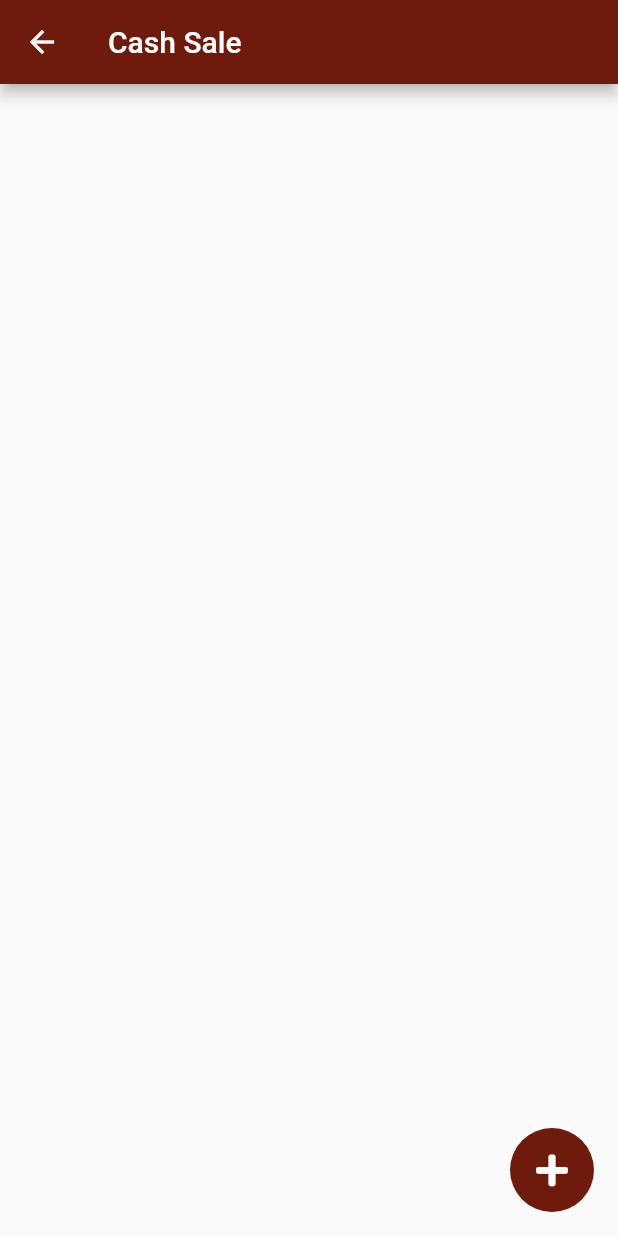
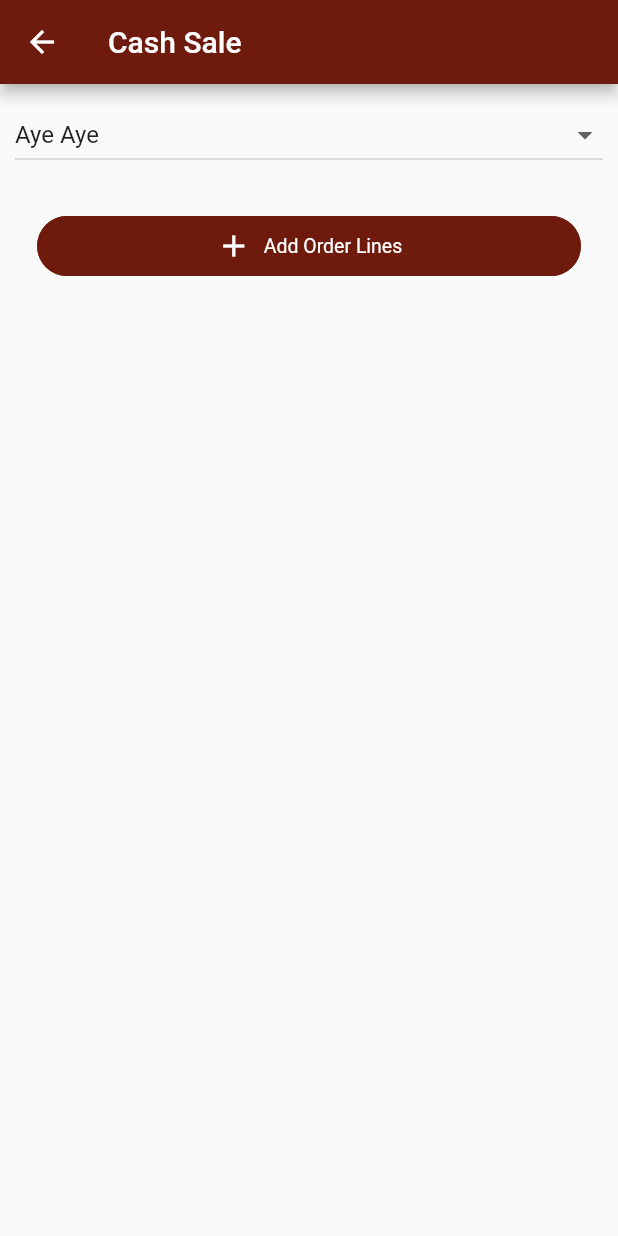
Before and after one commit to AyeChanMon8/ngweOakProject, a Flutter app: the CashSaleListPage screen opened directly, after a tap on an icon or button, on a phone screen of 412 x 824 dp. Run offline on Flutter 3.47's test engine with Material 2 defaults, Android fonts, the phone set to English and light mode, and no system bars; drawn by our look-alikes of getwidget; our stand-ins replace font_awesome_flutter, get, ionicons, salomon_bottom_bar.

Commit message:
cash sale form

```diff
--- /dev/null
+++ b/lib/pages/cash_sale/cash_sale_create_page.dart
@@ -0,0 +1,474 @@
+// @dart=2.9
+
+import 'package:flutter/material.dart';
+import 'package:get/get.dart';
+import 'package:getwidget/getwidget.dart';
+import 'package:ngwe_oak_project/utils/constants.dart';
+
+class CashSaleCreatePage extends StatefulWidget {
+  @override
+  State<CashSaleCreatePage> createState() => _CashSaleCreatePageState();
+}
+
+class _CashSaleCreatePageState extends State<CashSaleCreatePage> {
+  final _formKey = GlobalKey<FormState>();
+  final _formKeyParent = GlobalKey<FormState>();
+  String dropdownValue = 'Aye Aye';
+  String productDropdownValue = 'Coca-Cola';
+  @override
+  Widget build(BuildContext context) {
+    return Scaffold(
+      appBar: AppBar(
+          backgroundColor: kPrimaryColor,
+          title: Text(
+            'Cash Sale',
+            style: TextStyle(),
+          )),
+      body: Form(
+        key: _formKeyParent,
+        child: SingleChildScrollView(
+          child: Column(
+            crossAxisAlignment: CrossAxisAlignment.start,
+            children: [
+              Container(
+                margin:
+                    EdgeInsets.only(left: 10, right: 10, top: 10, bottom: 10),
+                child: Theme(
+                  data: new ThemeData(
+                    primaryColor: kPrimaryColor,
+                  ),
+                  child: DropdownButton<String>(
+                    isExpanded: true,
+                    // Step 3.
+                    value: dropdownValue,
+                    // Step 4.
+                    items: <String>['Aye Aye', 'Mg Mg', 'Saw Saw', 'Waddy']
+                        .map<DropdownMenuItem<String>>((String value) {
+                      return DropdownMenuItem<String>(
+                        value: value,
+                        child: Text(
+                          value,
+                          style: TextStyle(fontSize: 16),
+                        ),
+                      );
+                    }).toList(),
+                    // Step 5.
+                    onChanged: (String newValue) {
+                      setState(() {
+                        dropdownValue = newValue;
+                      });
+                    },
+                  ),
+                ),
+              ),
+              // travelTypeDropDown(),
+              SizedBox(
+                height: 20,
+              ),
+              Center(
+                child: GFButton(
+                  onPressed: () {
+                    showDialog(
+                        context: context,
+                        builder: (BuildContext context) {
+                          return AlertDialog(
+                            content: Stack(
+                              overflow: Overflow.visible,
+                              children: <Widget>[
+                                Positioned(
+                                  right: -40.0,
+                                  top: -40.0,
+                                  child: InkResponse(
+                                    onTap: () {
+                                      Get.back();
+                                    },
+                                    child: CircleAvatar(
+                                      child: Icon(Icons.close),
+                                      backgroundColor: Colors.red,
+                                    ),
+                                  ),
+                                ),
+                                Form(
+                                  key: _formKey,
+                                  child: SingleChildScrollView(
+                                    child: Column(
+                                      mainAxisSize: MainAxisSize.min,
+                                      children: <Widget>[
+                                        Padding(
+                                          padding: EdgeInsets.only(top: 8.0),
+                                          child: DropdownButton<String>(
+                                            isExpanded: true,
+                                            // Step 3.
+                                            value: productDropdownValue,
+                                            // Step 4.
+                                            items: <String>[
+                                              'Coca-Cola',
+                                              'Sunkist',
+                                              'Max',
+                                            ].map<DropdownMenuItem<String>>(
+                                                (String value) {
+                                              return DropdownMenuItem<String>(
+                                                value: value,
+                                                child: Text(
+                                                  value,
+                                                  style:
+                                                      TextStyle(fontSize: 16),
+                                                ),
+                                              );
+                                            }).toList(),
+                                            // Step 5.
+                                            onChanged: (String newValue) {
+                                              setState(() {
+                                                productDropdownValue = newValue;
+                                              });
+                                            },
+                                          ),
+                                        ),
+                                        Padding(
+                                          padding: EdgeInsets.only(top: 8.0),
+                                          child: TextField(
+                                            decoration: InputDecoration(
+                                              border: OutlineInputBorder(),
+                                              hintText: ('Quantity'),
+                                            ),
+                                            onChanged: (text) {},
+                                          ),
+                                        ),
+                                        Padding(
+                                          padding: EdgeInsets.only(top: 8.0),
+                                          child: TextField(
+                                            decoration: InputDecoration(
+                                              border: OutlineInputBorder(),
+                                              hintText: ('Unit Price'),
+                                            ),
+                                            onChanged: (text) {},
+                                          ),
+                                        ),
+                                        Padding(
+                                          padding: EdgeInsets.only(top: 8.0),
+                                          child: Container(
+                                            decoration: BoxDecoration(
+                                              border: Border.all(width: 1,
+                                              color: Colors.grey)
+                                            ),
+                                            child: Text('Tax 15.00%')),
+                                        ),
+                                        Padding(
+                                          padding: EdgeInsets.only(top: 8.0),
+                                          child: Text('100,000'),
+                                        ),
+                                        Padding(
+                                          padding:
+                                              const EdgeInsets.only(top: 14.0),
+                                          child: GFButton(
+                                            onPressed: () {
+                                              if (_formKey.currentState
+                                                  .validate()) {
+                                                _formKey.currentState.save();
+                                              }
+                                              // saveTraveline();
+                                            },
+                                            text: "Add",
+                                            blockButton: true,
+                                            size: GFSize.LARGE,
+                                          ),
+                                        )
+                                      ],
+                                    ),
+                                  ),
+                                ),
+                              ],
+                            ),
+                          );
+                        });
+                  },
+                  text: 'Add Order Lines',
+                  color: kPrimaryColor,
+                  icon: Icon(
+                    Icons.add,
+                    color: Colors.white,
+                  ),
+                  shape: GFButtonShape.pills,
+                  blockButton: true,
+                ),
+              ),
+
+              // Obx(
+              //   () => controller.travelLineList.length > 0
+              //       ? travelTitleWidget(context)
+              //       : new Container(),
+              // ),
+              SizedBox(
+                height: 10,
+              ),
+              SizedBox(
+                height: 10,
+              ),
+              // travelWidget(context),
+              // SizedBox(
+              //   height: 20,
+              // ),
+
+              // Obx(
+              //   () => controller.is_show_expense.value
+              //       ? GFButton(
+              //           onPressed: () {
+              //             controller.quantityTextController.text = "1";
+              //             controller.unitPriceController.text = "";
+              //             controller.amountController.text = "";
+              //             controller.remarkTextController.text = "";
+              //             showDialog(
+              //                 context: context,
+              //                 builder: (BuildContext context) {
+              //                   return AlertDialog(
+              //                     content: Stack(
+              //                       overflow: Overflow.visible,
+              //                       children: <Widget>[
+              //                         Positioned(
+              //                           right: -40.0,
+              //                           top: -40.0,
+              //                           child: InkResponse(
+              //                             onTap: () {
+              //                               Navigator.of(context).pop();
+              //                             },
+              //                             child: CircleAvatar(
+              //                               child: Icon(Icons.close),
+              //                               backgroundColor: Colors.red,
+              //                             ),
+              //                           ),
+              //                         ),
+              //                         Form(
+              //                           key: _formKey,
+              //                           child: SingleChildScrollView(
+              //                             child: Column(
+              //                               children: [
+              //                                 expenseCategoryDropDown(),
+              //                                 Row(
+              //                                   children: [
+              //                                     Expanded(
+              //                                       child: Container(
+              //                                           margin: EdgeInsets.only(
+              //                                               top: 10),
+              //                                           child: Theme(
+              //                                             data: new ThemeData(
+              //                                               primaryColor:
+              //                                                   textFieldTapColor,
+              //                                             ),
+              //                                             child: TextField(
+              //                                               controller: controller
+              //                                                   .quantityTextController,
+              //                                               decoration:
+              //                                                   InputDecoration(
+              //                                                 border:
+              //                                                     OutlineInputBorder(),
+              //                                                 hintText: labels
+              //                                                     ?.quantity,
+              //                                               ),
+              //                                               onChanged: (text) {
+              //                                                 controller
+              //                                                     .calculateAmount();
+              //                                               },
+              //                                             ),
+              //                                           )),
+              //                                     ),
+              //                                     Expanded(
+              //                                       child: Container(
+              //                                           margin: EdgeInsets.only(
+              //                                               left: 10, top: 10),
+              //                                           child: Theme(
+              //                                             data: new ThemeData(
+              //                                               primaryColor:
+              //                                                   textFieldTapColor,
+              //                                             ),
+              //                                             child: TextField(
+              //                                               controller: controller
+              //                                                   .unitPriceController,
+              //                                               decoration:
+              //                                                   InputDecoration(
+              //                                                 border:
+              //                                                     OutlineInputBorder(),
+              //                                                 hintText: labels
+              //                                                     ?.unitPrice,
+              //                                               ),
+              //                                               onChanged: (text) {
+              //                                                 controller
+              //                                                     .calculateAmount();
+              //                                               },
+              //                                             ),
+              //                                           )),
+              //                                     ),
+              //                                   ],
+              //                                 ),
+              //                                 Container(
+              //                                   margin: EdgeInsets.only(
+              //                                       top: 10, bottom: 10),
+              //                                   child: Theme(
+              //                                     data: new ThemeData(
+              //                                       primaryColor:
+              //                                           textFieldTapColor,
+              //                                     ),
+              //                                     child: TextField(
+              //                                       enabled: false,
+              //                                       controller: controller
+              //                                           .amountController,
+              //                                       decoration: InputDecoration(
+              //                                         border:
+              //                                             OutlineInputBorder(),
+              //                                         hintText: labels?.amount,
+              //                                       ),
+              //                                       onChanged: (text) {},
+              //                                     ),
+              //                                   ),
+              //                                 ),
+              //                                 Container(
+              //                                     margin:
+              //                                         EdgeInsets.only(top: 10),
+              //                                     child: Theme(
+              //                                       data: new ThemeData(
+              //                                         primaryColor:
+              //                                             textFieldTapColor,
+              //                                       ),
+              //                                       child: TextField(
+              //                                         controller: controller
+              //                                             .remarkTextController,
+              //                                         decoration:
+              //                                             InputDecoration(
+              //                                           border:
+              //                                               OutlineInputBorder(),
+              //                                           hintText:
+              //                                               labels?.remark,
+              //                                         ),
+              //                                         onChanged: (text) {},
+              //                                       ),
+              //                                     )),
+              //                                 Padding(
+              //                                   padding: const EdgeInsets.only(
+              //                                       top: 14.0),
+              //                                   child: GFButton(
+              //                                     onPressed: () {
+              //                                       if (_formKey.currentState
+              //                                           .validate()) {
+              //                                         _formKey.currentState
+              //                                             .save();
+              //                                       }
+              //                                       Navigator.of(context).pop();
+              //                                       controller.addExpenseLine();
+              //                                     },
+              //                                     text: "Add",
+              //                                     blockButton: true,
+              //                                     size: GFSize.LARGE,
+              //                                   ),
+              //                                 )
+              //                               ],
+              //                             ),
+              //                           ),
+              //                         ),
+              //                       ],
+              //                     ),
+              //                   );
+              //                 });
+              //           },
+              //           text: labels.addAdvanceLine,
+              //           color: textFieldTapColor,
+              //           icon: Icon(
+              //             Icons.add,
+              //             color: Colors.white,
+              //           ),
+              //           shape: GFButtonShape.pills,
+              //           blockButton: true,
+              //         )
+              //       : new Container(),
+              // ),
+              // Divider(
+              //   thickness: 1,
+              // ),
+              // Obx(
+              //   () => controller.expenseList.length > 0
+              //       ? expenseTitleWidget(context)
+              //       : new Container(),
+              // ),
+              // SizedBox(
+              //   height: 10,
+              // ),
+              // expenseWidget(context),
+              // SizedBox(
+              //   height: 10,
+              // ),
+              // Align(
+              //     alignment: Alignment.center,
+              //     child: Container(
+              //         margin: EdgeInsets.symmetric(horizontal: 18),
+              //         child: Obx(() => Text(
+              //               '${labels?.total} Amount : ${numberFormat.format(controller.totalAmount.value)}',
+              //               style: TextStyle(
+              //                   fontSize: 20, color: Colors.deepPurple),
+              //             )))),
+
+              // SizedBox(
+              //   height: 20,
+              // ),
+              // Align(
+              //   alignment: Alignment.bottomCenter,
+              //   child: Obx(
+              //     () => Container(
+              //       width: double.infinity,
+              //       height: 45,
+              //       margin: EdgeInsets.only(left: 10, right: 10, top: 20),
+              //       child: controller.save_btn_show.value
+              //           ? GFButton(
+              //               color: textFieldTapColor,
+              //               onPressed: () {
+              //                 if (controller.checkIsNotEmptyDestination()) {
+              //                   if (controller.checkIsNotEmptyPurpose()) {
+              //                     if (controller.expenseList.length == 0) {
+              //                       showAlertDialog(context);
+              //                     } else {
+              //                       if (_formKeyParent.currentState
+              //                           .validate()) {
+              //                         controller.requestTravelRequest(
+              //                             controller.durationController.text);
+              //                       }
+              //                     }
+              //                   } else {
+              //                     AppUtils.showDialog(
+              //                         'Warning!', 'Purpose is require.');
+              //                   }
+              //                 } else {
+              //                   AppUtils.showDialog(
+              //                       'Warning!', 'Desination is require.');
+              //                 }
+              //               },
+              //               text: labels.save,
+              //               blockButton: true,
+              //               size: GFSize.LARGE,
+              //             )
+              //           : new Container(),
+              //     ),
+              //   ),
+              // ),
+              // Align(
+              //   alignment: Alignment.bottomCenter,
+              //   child: Obx(
+              //     () => Container(
+              //       width: double.infinity,
+              //       height: 45,
+              //       margin: EdgeInsets.only(left: 10, right: 10, top: 20),
+              //       child: controller.submit_btn_show.value
+              //           ? GFButton(
+              //               color: textFieldTapColor,
+              //               onPressed: () {},
+              //               text: "Submit",
+              //               blockButton: true,
+              //               size: GFSize.LARGE,
+              //             )
+              //           : new Container(),
+              //     ),
+              //   ),
+              // ),
+            ],
+          ),
+        ),
+      ),
+    );
+  }
+}
--- a/lib/pages/cash_sale/cash_sale_list_page.dart
+++ b/lib/pages/cash_sale/cash_sale_list_page.dart
@@ -1,5 +1,7 @@
 import 'package:flutter/material.dart';
 import 'package:font_awesome_flutter/font_awesome_flutter.dart';
+import 'package:get/get.dart';
+import 'package:ngwe_oak_project/pages/cash_sale/cash_sale_create_page.dart';
 import 'package:ngwe_oak_project/utils/constants.dart';
 class CashSaleListPage extends StatefulWidget {
   const CashSaleListPage({ Key? key }) : super(key: key);
@@ -27,7 +29,7 @@ class _CashSaleListPageState extends State<CashSaleListPage> {
           ),
           backgroundColor: kPrimaryColor,
           onPressed: () {
-
+            Get.to(CashSaleCreatePage());
           }),
     );
   }
--- a/pubspec.yaml
+++ b/pubspec.yaml
@@ -33,6 +33,7 @@ dependencies:
   salomon_bottom_bar: ^3.3.2
   get: ^3.12.1
   font_awesome_flutter: ^8.8.1
+  getwidget: ^1.1.0
 dev_dependencies:
   flutter_test:
     sdk: flutter
```
